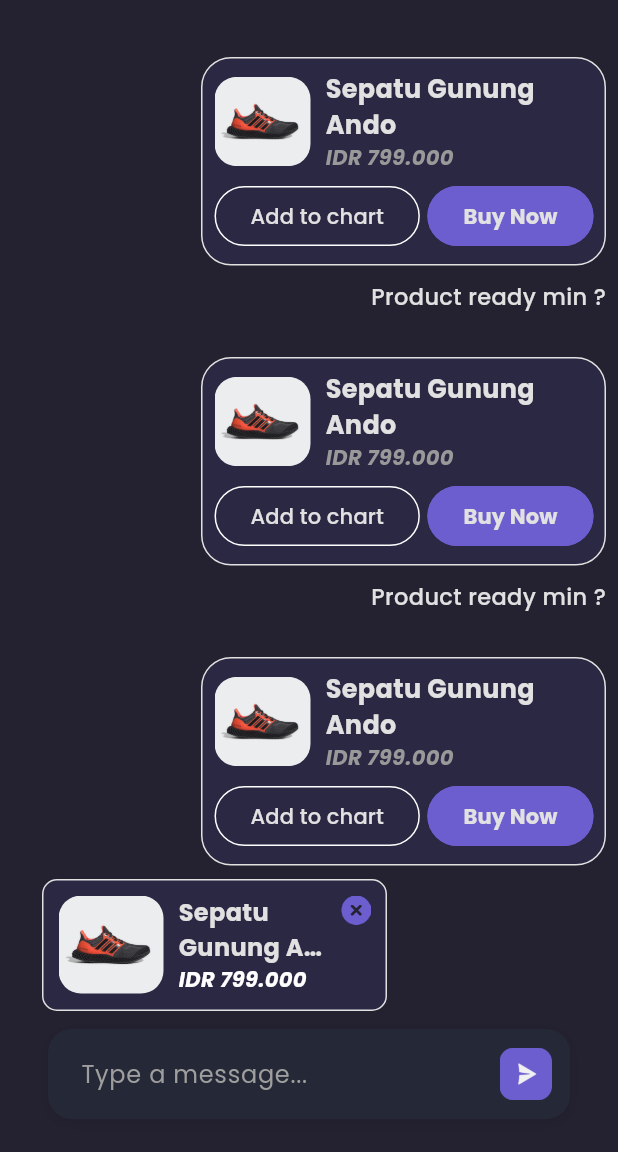
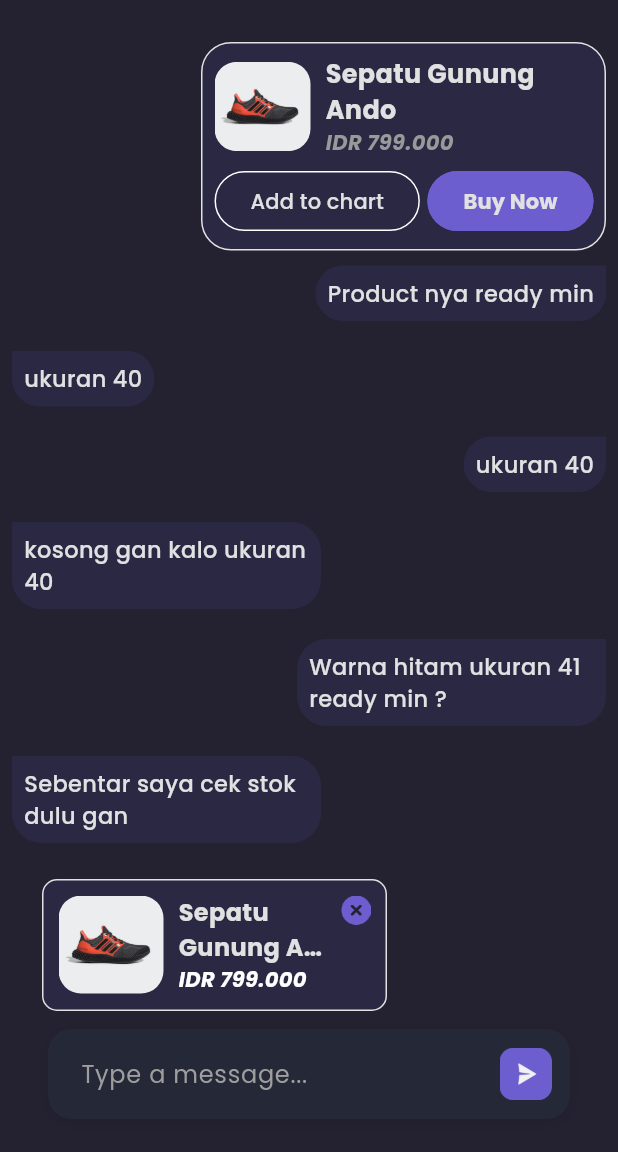
Before and after one commit to zavaultraz/Sneakpace, a Flutter app: the DetailChatPage screen opened by its route, on a phone screen of 412 x 824 dp, the part 84-1236 px from its top. Run offline on Flutter 3.47's test engine with Material 3 defaults, Android fonts, the phone set to English and light mode, and no system bars; our stand-ins replace get, google_fonts.

Commit message:
Chat Page Optimize UI

```diff
--- a/lib/pages/UI/detail_chat_page.dart
+++ b/lib/pages/UI/detail_chat_page.dart
@@ -134,10 +134,31 @@ class DetailChatPage extends StatelessWidget {
        padding: const EdgeInsets.all(8.0),
        child: ListView(
           children: [
-            ChatBuble(),
-            ChatBuble(),
-            ChatBuble(),
-            ChatBuble(),
+            ChatBuble(
+              text: 'Product nya ready min',
+              isSender: true,
+              hasProduct: true,
+            ),
+            ChatBuble(
+              text: 'ukuran 40',
+              isSender: false,
+            ),
+            ChatBuble(
+              text: 'ukuran 40',
+              isSender: true,
+            ),
+            ChatBuble(
+              text: 'kosong gan kalo ukuran 40',
+              isSender : false
+            ),
+            ChatBuble(
+              text: 'Warna hitam ukuran 41 ready min ?',
+              isSender: true,
+            ),
+            ChatBuble(
+              text: 'Sebentar saya cek stok dulu gan',
+              isSender: false,
+            )
           ],
         ),
      );
--- a/lib/pages/Widget/chat_buble.dart
+++ b/lib/pages/Widget/chat_buble.dart
@@ -1,7 +1,11 @@
 part of 'widget.dart';
 
 class ChatBuble extends StatelessWidget {
-  const ChatBuble({super.key});
+  const ChatBuble({super.key, this.text = '', this.isSender = false, this.hasProduct = false});
+
+  final String text;
+  final bool isSender;
+  final bool hasProduct;
 
   @override
   Widget ProductPreview() {
@@ -36,9 +40,9 @@ class ChatBuble extends StatelessWidget {
                   children: [
                     Text(
                       'Sepatu Gunung Ando',
-                    style: primaryTextStyle.copyWith(fontWeight: FontWeight.bold,fontSize: 17),
+                      style: primaryTextStyle.copyWith(
+                          fontWeight: FontWeight.bold, fontSize: 17),
                     ),
-
                     Text(
                       NumberFormat.currency(
                               symbol: 'IDR ', locale: 'id_ID', decimalDigits: 0)
@@ -54,24 +58,34 @@ class ChatBuble extends StatelessWidget {
               )
             ],
           ),
-          SizedBox(height: 5,),
+          SizedBox(
+            height: 5,
+          ),
           Row(
             children: [
-              OutlinedButton(onPressed: (){}, child: Text('Add to chart', style: primaryTextStyle.copyWith(fontWeight: medium),),
+              OutlinedButton(
+                onPressed: () {},
+                child: Text(
+                  'Add to chart',
+                  style: primaryTextStyle.copyWith(fontWeight: medium),
+                ),
                 style: OutlinedButton.styleFrom(
-                side: BorderSide(
-                  color: Colors.white
-                )
+                    side: BorderSide(color: Colors.white)),
               ),
+              SizedBox(
+                width: 5,
               ),
-              SizedBox(width: 5,),
-              OutlinedButton(onPressed: (){}, child: Text('Buy Now',style: primaryTextStyle.copyWith(fontWeight: bold),),
+              OutlinedButton(
+                onPressed: () {},
+                child: Text(
+                  'Buy Now',
+                  style: primaryTextStyle.copyWith(fontWeight: bold),
+                ),
                 style: OutlinedButton.styleFrom(
                     side: BorderSide(
                       color: primaryColor,
                     ),
-                backgroundColor: primaryColor
-              ),
+                    backgroundColor: primaryColor),
               ),
             ],
           ),
@@ -83,7 +97,7 @@ class ChatBuble extends StatelessWidget {
   Widget build(BuildContext context) {
     return Container(
       width: double.infinity,
-      margin: EdgeInsets.only(top: 30),
+      margin: EdgeInsets.only(top: 20),
       decoration: BoxDecoration(
         borderRadius: BorderRadius.only(
           topLeft: Radius.circular(12),
@@ -93,12 +107,29 @@ class ChatBuble extends StatelessWidget {
         ),
       ),
       child: Column(
-        crossAxisAlignment: CrossAxisAlignment.end,
+        crossAxisAlignment: isSender ? CrossAxisAlignment.end : CrossAxisAlignment.start,
         children: [
-          ProductPreview(),
-          Text(
-            'Product ready min ?',
-            style: primaryTextStyle.copyWith(fontWeight: medium,fontSize: 15),
+          hasProduct ? ProductPreview() : SizedBox(),
+          Container(
+            constraints: BoxConstraints(
+                maxWidth: MediaQuery.of(context).size.width * 0.5),
+            decoration: BoxDecoration(
+              color: backgroundColor5,
+              borderRadius: BorderRadius.only(
+                topLeft: Radius.circular(isSender ? 20:0),
+                topRight: Radius.circular(isSender ? 0 : 20),
+                bottomLeft: Radius.circular(20),
+                bottomRight: Radius.circular(20),
+              ),
+            ),
+            child: Padding(
+              padding: const EdgeInsets.all(8.0),
+              child: Text(
+                text,
+                style:
+                    primaryTextStyle.copyWith(fontWeight: medium, fontSize: 15),
+              ),
+            ),
           ),
         ],
       ),
```
Lines whose indentation alone changed are shown as unchanged.
